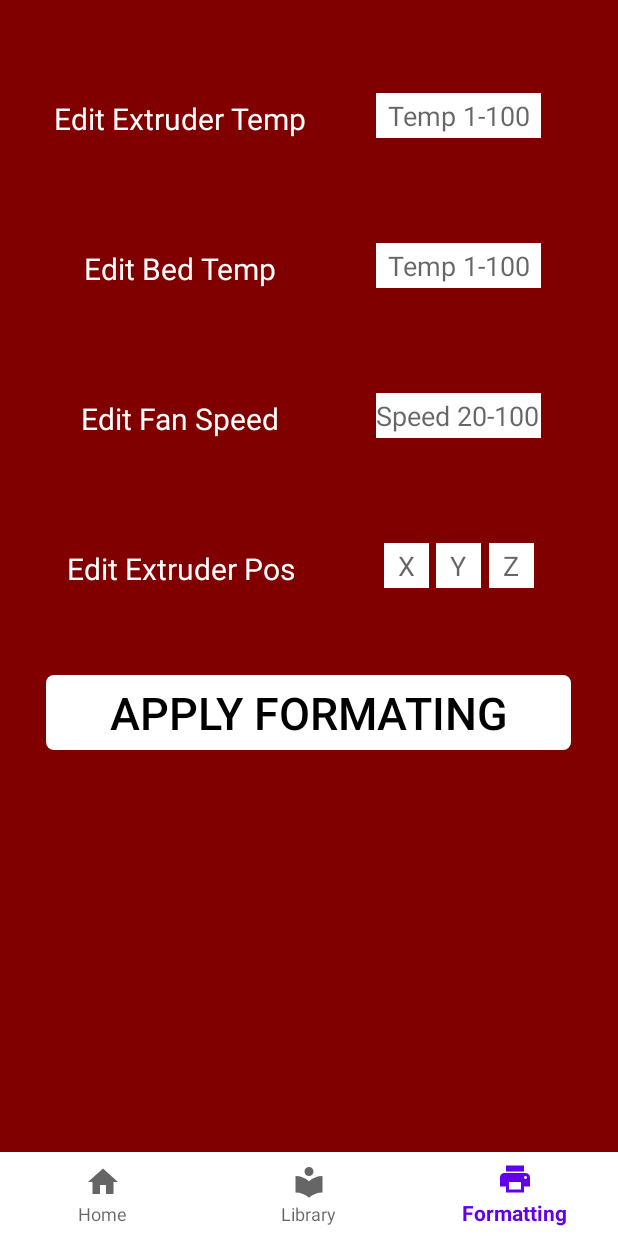
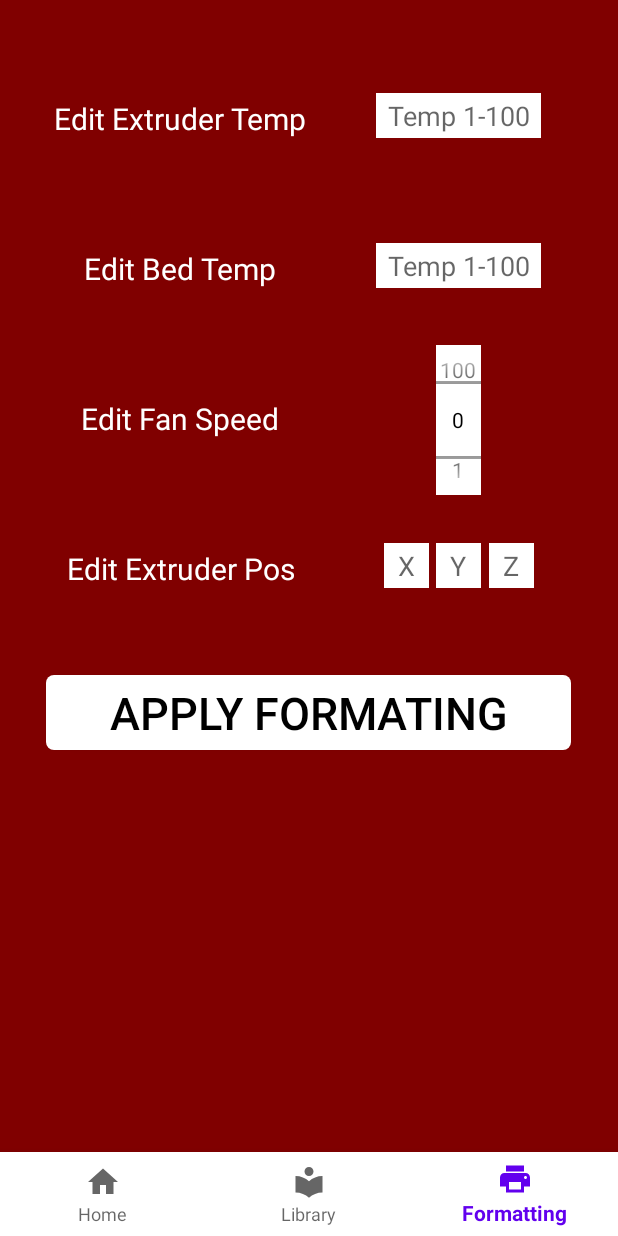
Before and after one commit to liusteven2/3D_Printer_1, an Android app: the screen it shows after launch (MainActivity), item 3 of the bottom bar chosen, on a phone screen of 412 x 824 dp. Run offline under Robolectric (Android 15) with nearby library versions, the phone set to English and light mode, and no system bars; our stand-ins replace Firebase (no records; nobody signed in at launch, a user with empty details on screens opened directly).

Commit message:
Finished: home page onFirebaseChange change textview Need: url stuff works 95% of the time, bottomNav fragment to fragment communication, adjust fanspeed settings

```diff
--- a/app/src/main/java/com/example/a3d_printer_1/Formatting.kt
+++ b/app/src/main/java/com/example/a3d_printer_1/Formatting.kt
@@ -108,11 +108,11 @@ class Formatting : Fragment() {
 //        bedTemp.minValue = 0
 //        bedTemp.maxValue = 100
 
-//        val fanSpeed : NumberPicker = view.findViewById(R.id.numPickerFanSpeed)
-//        fanSpeed.minValue = 0
-//        fanSpeed.maxValue = 100
-        val fanSpeed : EditText = view.findViewById(R.id.numPickerFanSpeed)
-        fanSpeed.filters = arrayOf<InputFilter>(MinMaxFilter(20,100))
+        val fanSpeed : NumberPicker = view.findViewById(R.id.numPickerFanSpeed)
+        fanSpeed.minValue = 0
+        fanSpeed.maxValue = 100
+//        val fanSpeed : EditText = view.findViewById(R.id.numPickerFanSpeed)
+//        fanSpeed.filters = arrayOf<InputFilter>(MinMaxFilter(1,100))
 
         val xVal : EditText = view.findViewById(R.id.numPickerX)
         xVal.filters = arrayOf<InputFilter>(MinMaxFilter(1,300))
@@ -138,7 +138,7 @@ class Formatting : Fragment() {
 
 //        extTemp.setOnValueChangedListener { numberPicker, i, i2 ->  formatExtTemp = numberPicker.value.toString()}
 //        bedTemp.setOnValueChangedListener { numberPicker, i, i2 ->  formatBedTemp = numberPicker.value.toString()}
-//        fanSpeed.setOnValueChangedListener { numberPicker, i, i2 ->  formatFanSpeed = numberPicker.value.toString()}
+        fanSpeed.setOnValueChangedListener { numberPicker, i, i2 ->  formatFanSpeed = numberPicker.value.toString()}
 //        xVal.setOnValueChangedListener { numberPicker, i, i2 ->  formatXPos = numberPicker.value.toString()}
 //        yVal.setOnValueChangedListener { numberPicker, i, i2 ->  formatYPos = numberPicker.value.toString()}
 //        zVal.setOnValueChangedListener { numberPicker, i, i2 ->  formatZpos = numberPicker.value.toString()}
@@ -146,7 +146,7 @@ class Formatting : Fragment() {
         val btn : Button = view.findViewById(R.id.buttonApply)
         btn.setOnClickListener{
             database = FirebaseDatabase.getInstance().getReference("Printer Formatting")
-            val newFormat = PrinterControls(extTemp.text.toString(), bedTemp.text.toString(), fanSpeed.text.toString(), xVal.text.toString(), yVal.text.toString(), zVal.text.toString())
+            val newFormat = PrinterControls(extTemp.text.toString(), bedTemp.text.toString(), formatFanSpeed, xVal.text.toString(), yVal.text.toString(), zVal.text.toString())
             database.child("Format").setValue(newFormat).addOnSuccessListener {
                 Toast.makeText(activity, "Successfully Saved" + extTemp.text.toString(), Toast.LENGTH_SHORT).show();
             }.addOnFailureListener {
--- a/app/src/main/java/com/example/a3d_printer_1/Home.kt
+++ b/app/src/main/java/com/example/a3d_printer_1/Home.kt
@@ -1,6 +1,7 @@
 package com.example.a3d_printer_1
 
 import android.os.Bundle
+import android.provider.ContactsContract
 import android.util.Log
 import android.util.TypedValue
 import androidx.fragment.app.Fragment
@@ -12,11 +13,13 @@ import android.widget.EditText
 import android.widget.TextView
 import android.widget.Toast
 import com.google.firebase.database.*
+import com.google.firebase.database.ktx.getValue
 
 
 class Home : Fragment() {
 
     private lateinit var database : DatabaseReference
+    private lateinit var databasePC : DatabaseReference
 
 //    private lateinit var pControlsDelivered : PrinterControls
 
@@ -26,6 +29,12 @@ class Home : Fragment() {
     private var list = mutableListOf<PrinterControls>()
 
     private var fuck = PrinterControls()
+
+
+    private var bedTempDisplay :TextView? = null
+    private var extTempDisplay :TextView? = null
+    private var extPosDisplay :TextView? = null
+    private var fanSpeedDisplay :TextView? = null
 
     override fun onCreateView(
         inflater: LayoutInflater, container: ViewGroup?,
@@ -51,8 +60,11 @@ class Home : Fragment() {
 //        xPosDelivered.text = inputData.toString()
         nameOfFile.text = name.toString()
         getUserData()
-        val bedTempDisplay : TextView = view.findViewById(R.id.bedTempDisplay)
-        bedTempDisplay.text = bedTemp
+        bedTempDisplay = view.findViewById(R.id.bedTempDisplay)
+        extTempDisplay = view.findViewById(R.id.extTempDisplay)
+        extPosDisplay = view.findViewById(R.id.extPosDisplay)
+        fanSpeedDisplay = view.findViewById(R.id.fanSpeedDisplay)
+
 //        xPosDeliveredFrag.text = xPosDeliveredFragTemporary
 //        for (position in list) {
 //            xPosDeliveredFrag.text = position.x_pos
@@ -89,58 +101,74 @@ class Home : Fragment() {
     }
 
     private fun getUserData() {
-        database = FirebaseDatabase.getInstance().getReference("Printer Formatting")
-
-        database.addValueEventListener(object : ValueEventListener {
+//        databasePC = FirebaseDatabase.getInstance().getReference("Printer Formatting Test")
+        databasePC = FirebaseDatabase.getInstance().getReference().child("Printer Formatting Test").child("Format")
+        val postListener = object : ValueEventListener {
             override fun onDataChange(snapshot: DataSnapshot) {
-                for (userSnapshot in snapshot.children){
-                    val pFormat = userSnapshot.key
-//                    val etTemp = userSnapshot.child("ext_temp").value.toString()
-                    bedTemp = userSnapshot.child("ext_temp").value.toString()
-                    val bdTemp = userSnapshot.child("bed_temp").value.toString()
-                    val fnSpeed = userSnapshot.child("fan_speed").value.toString()
-                    val xpos = userSnapshot.child("x_pos").value.toString()
-                    val ypos = userSnapshot.child("y_pos").value.toString()
-                    val zpos = userSnapshot.child("z_pos").value.toString()
-                    fuck = PrinterControls(bedTemp,bdTemp,fnSpeed,xpos,ypos,zpos)
-//                    list.add(pCtrl)
-                    Toast.makeText(activity, "FOUND EXT POSITION: $xpos:$ypos:$zpos", Toast.LENGTH_SHORT).show();
-
-
-                }
-//                if (snapshot.exists()){
-////                    for (userSnapshot in snapshot.children){
-////                        val pFormat = userSnapshot.getValue(PrinterControls::class.java)
-//////                        val view = inflater.inflate(R.layout.fragment_home, container, false)
-//////                        val textView : TextView = view.findViewById(R.id.textView)
-//////                        val args = this.arguments
-//////                        val inputData = args?.get("data")
-//////                        textView.text = inputData.toString()
-////                        pControls_delivered.bed_temp = pFormat.bed_temp.toString()
-////
-////                    }
-////                    val pFormatBedTemp = snapshot.child("Format").child("bed_temp").value.toString()
-////                    val pFormatExtTemp = snapshot.child("Format").child("ext_temp").value.toString()
-////                    val pFormatFanSpeed = snapshot.child("Format").child("fan_speed").value.toString()
-////                    val pFormatXPos = snapshot.child("Format").child("x_pos").value.toString()
-////                    val pFormatYPos = snapshot.child("Format").child("y_pos").value.toString()
-////                    val pFormatZPos = snapshot.child("Format").child("z_pos").value.toString()
-//                    val pControlsDelivered = snapshot.child("Format").getValue(PrinterControls::class.java)
-////                    pControlsDelivered(pFormat_bed)
-////                    val pFormatting = PrinterControls(pFormatBedTemp,pFormatExtTemp,pFormatFanSpeed,pFormatXPos,pFormatYPos,pFormatZPos)
-////                    pControlsDelivered = pFormatting
-//                    if (pControlsDelivered != null) {
-//                        xPosDeliveredFragTemporary = pControlsDelivered.x_pos.toString()
-//                    }
-////                    xPosDelivered.text
-//                }
+                val pc = snapshot.getValue<PrinterControls>()
+                Toast.makeText(activity, "FOUND DATA", Toast.LENGTH_SHORT).show();
+                bedTempDisplay?.text = pc?.bed_temp.toString()+"\u00B0"
+                extTempDisplay?.text = pc?.ext_temp.toString()+"\u00B0"
+                extPosDisplay?.text = pc?.x_pos.toString()+"."+pc?.y_pos.toString()+"."+pc?.z_pos.toString()
+                fanSpeedDisplay?.text = pc?.fan_speed.toString()
             }
 
             override fun onCancelled(error: DatabaseError) {
-                TODO("Not yet implemented")
+                Toast.makeText(activity, "DID NOT FIND DATA", Toast.LENGTH_SHORT).show();
             }
+        }
+        databasePC.addValueEventListener(postListener)
 
-        })
+//        databasePC.addValueEventListener(object : ValueEventListener {
+//            override fun onDataChange(snapshot: DataSnapshot) {
+//                for (userSnapshot in snapshot.children){
+//                    val pFormat = userSnapshot.key
+////                    val etTemp = userSnapshot.child("ext_temp").value.toString()
+//                    bedTemp = userSnapshot.child("ext_temp").value.toString()
+//                    val bdTemp = userSnapshot.child("bed_temp").value.toString()
+//                    val fnSpeed = userSnapshot.child("fan_speed").value.toString()
+//                    val xpos = userSnapshot.child("x_pos").value.toString()
+//                    val ypos = userSnapshot.child("y_pos").value.toString()
+//                    val zpos = userSnapshot.child("z_pos").value.toString()
+//                    fuck = PrinterControls(bedTemp,bdTemp,fnSpeed,xpos,ypos,zpos)
+////                    list.add(pCtrl)
+////                    Toast.makeText(activity, "FOUND EXT POSITION: $xpos:$ypos:$zpos", Toast.LENGTH_SHORT).show();
+//
+//
+//                }
+////                if (snapshot.exists()){
+//////                    for (userSnapshot in snapshot.children){
+//////                        val pFormat = userSnapshot.getValue(PrinterControls::class.java)
+////////                        val view = inflater.inflate(R.layout.fragment_home, container, false)
+////////                        val textView : TextView = view.findViewById(R.id.textView)
+////////                        val args = this.arguments
+////////                        val inputData = args?.get("data")
+////////                        textView.text = inputData.toString()
+//////                        pControls_delivered.bed_temp = pFormat.bed_temp.toString()
+//////
+//////                    }
+//////                    val pFormatBedTemp = snapshot.child("Format").child("bed_temp").value.toString()
+//////                    val pFormatExtTemp = snapshot.child("Format").child("ext_temp").value.toString()
+//////                    val pFormatFanSpeed = snapshot.child("Format").child("fan_speed").value.toString()
+//////                    val pFormatXPos = snapshot.child("Format").child("x_pos").value.toString()
+//////                    val pFormatYPos = snapshot.child("Format").child("y_pos").value.toString()
+//////                    val pFormatZPos = snapshot.child("Format").child("z_pos").value.toString()
+////                    val pControlsDelivered = snapshot.child("Format").getValue(PrinterControls::class.java)
+//////                    pControlsDelivered(pFormat_bed)
+//////                    val pFormatting = PrinterControls(pFormatBedTemp,pFormatExtTemp,pFormatFanSpeed,pFormatXPos,pFormatYPos,pFormatZPos)
+//////                    pControlsDelivered = pFormatting
+////                    if (pControlsDelivered != null) {
+////                        xPosDeliveredFragTemporary = pControlsDelivered.x_pos.toString()
+////                    }
+//////                    xPosDelivered.text
+////                }
+//            }
+//
+//            override fun onCancelled(error: DatabaseError) {
+//                TODO("Not yet implemented")
+//            }
+//
+//        })
     }
 }
 
--- a/app/src/main/java/com/example/a3d_printer_1/MyAdapter.kt
+++ b/app/src/main/java/com/example/a3d_printer_1/MyAdapter.kt
@@ -49,8 +49,8 @@ class MyAdapter(private val gcodeFileList : ArrayList<gcodeFileClass>) : Recycle
     override fun onBindViewHolder(holder: MyViewHolder, position: Int) {
         val currentitem = gcodeFileList[position]
         holder.fileName.text = currentitem.name
-        holder.fileDate.text = currentitem.date
-        holder.fileSize.text = currentitem.size
+        holder.fileDate.text = "Timestamp: " + currentitem.date
+        holder.fileSize.text = "File Size: " + currentitem.size
 
 //        holder.itemView.setOnClickListener{
 //            onItemClick?
--- a/app/src/main/res/layout/edit_text_layout.xml
+++ b/app/src/main/res/layout/edit_text_layout.xml
@@ -13,6 +13,7 @@
         android:textSize="16sp"
         android:layout_marginHorizontal="20dp"
         tools:ignore="MissingConstraints" />
+    <!--        android:maxLength="10"-->
 
 
 </androidx.constraintlayout.widget.ConstraintLayout>
--- a/app/src/main/res/layout/fragment_formatting.xml
+++ b/app/src/main/res/layout/fragment_formatting.xml
@@ -115,39 +115,39 @@
         android:textSize="20dp"
         android:textColor="@color/white" />
 
-<!--    <LinearLayout-->
-<!--        android:layout_width="wrap_content"-->
-<!--        android:layout_height="wrap_content"-->
-<!--        android:layout_gravity="center_horizontal"-->
-<!--        android:layout_marginTop="230dp"-->
-<!--        android:layout_marginLeft="100dp"-->
-<!--        android:background="@color/white"-->
-<!--        android:theme="@style/AppTheme.Picker">-->
+    <LinearLayout
+        android:layout_width="wrap_content"
+        android:layout_height="wrap_content"
+        android:layout_gravity="center_horizontal"
+        android:layout_marginTop="230dp"
+        android:layout_marginLeft="100dp"
+        android:background="@color/white"
+        android:theme="@style/AppTheme.Picker">
 
 
-<!--        <NumberPicker-->
-<!--            android:id="@+id/numPickerFanSpeed"-->
-<!--            android:orientation="horizontal"-->
-<!--            android:layout_width="30dp"-->
-<!--            android:layout_height="100dp"-->
-<!--            android:theme="@style/AppTheme.Picker">-->
+        <NumberPicker
+            android:id="@+id/numPickerFanSpeed"
+            android:orientation="horizontal"
+            android:layout_width="30dp"
+            android:layout_height="100dp"
+            android:theme="@style/AppTheme.Picker">
 
 
-<!--        </NumberPicker>-->
+        </NumberPicker>
 
-<!--    </LinearLayout>-->
+    </LinearLayout>
 
-    <EditText
-        android:id="@+id/numPickerFanSpeed"
-        android:inputType="number"
-        android:hint="Speed 20-100"
-        android:layout_width="110dp"
-        android:layout_height="30dp"
-        android:layout_gravity="center_horizontal"
-        android:layout_marginLeft="100dp"
-        android:layout_marginTop="262dp"
-        android:textSize="18dp"
-        android:background="@color/white"></EditText>
+<!--    <EditText-->
+<!--        android:id="@+id/numPickerFanSpeed"-->
+<!--        android:inputType="number"-->
+<!--        android:hint="Speed 20-100"-->
+<!--        android:layout_width="110dp"-->
+<!--        android:layout_height="30dp"-->
+<!--        android:layout_gravity="center_horizontal"-->
+<!--        android:layout_marginLeft="100dp"-->
+<!--        android:layout_marginTop="262dp"-->
+<!--        android:textSize="18dp"-->
+<!--        android:background="@color/white"></EditText>-->
 
 
 <!--    visual text and numPicker for Extruder Position-->
```
Also changed, not shown: app/src/main/java/com/example/a3d_printer_1/Library.kt (+33 -10 lines), app/src/main/java/com/example/a3d_printer_1/gcodeFileClass.kt (+16 -13 lines), app/src/main/res/layout/fragment_home.xml (+41 -5 lines), app/src/main/res/layout/user_item.xml (+29 -12 lines).
